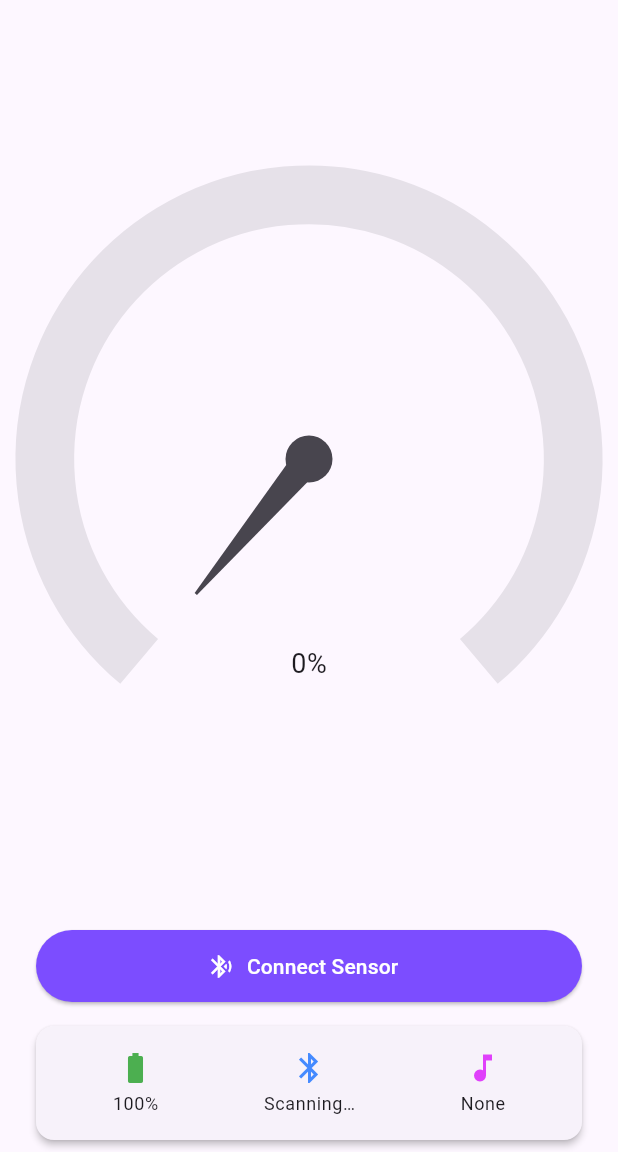
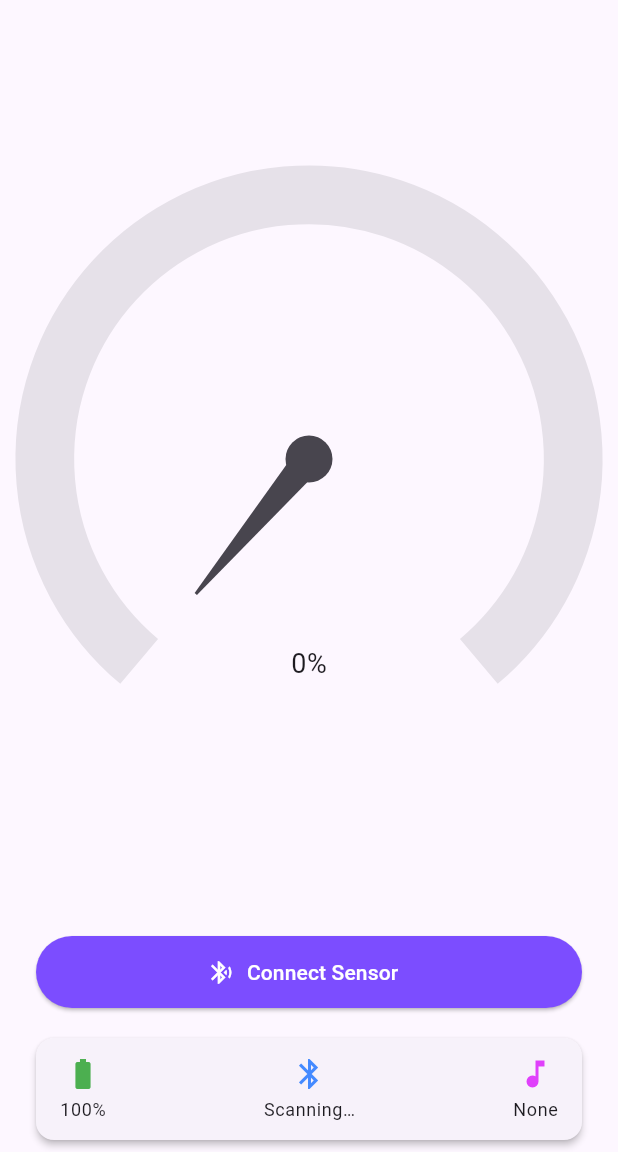
Before and after one commit to aupesbox/revrider, a Flutter app: the screen it shows after launch, after a tap on "Connect Sensor", on a phone screen of 412 x 824 dp, the part 84-1236 px from its top. Run offline on Flutter 3.47's test engine with Material 3 defaults, Android fonts, the phone set to English and light mode, and no system bars; drawn by our look-alikes of syncfusion_flutter_gauges; our stand-ins replace just_audio, lottie, permission_handler, shared_preferences; missing offline and left inert: flutter_reactive_ble, purchases_flutter.

Commit message:
from lenovo on 6 july

```diff
--- a/lib/main.dart
+++ b/lib/main.dart
@@ -3,12 +3,13 @@
 import 'package:flutter/material.dart';
 import 'package:provider/provider.dart';
 import 'package:purchases_flutter/purchases_flutter.dart';
-import 'package:revrider/utils/themes.dart';
 
+import 'utils/themes.dart';
 import 'providers/theme_provider.dart';
 import 'providers/purchase_provider.dart';
 import 'providers/app_state.dart';
 import 'services/ble_manager.dart';
+import 'ui/splash_screen.dart';
 import 'ui/home_screen.dart';
 
 void main() async {
@@ -28,12 +29,15 @@ void main() async {
     MultiProvider(
       providers: [
         // Theme must come first so every screen can read it
-        ChangeNotifierProvider<ThemeProvider>.value(
-          value: themeProvider,
-        ),
+        ChangeNotifierProvider<ThemeProvider>.value(value: themeProvider),
 
+        // BLE manager
         Provider(create: (_) => BleManager()),
+
+        // In-app purchase state
         ChangeNotifierProvider(create: (_) => PurchaseProvider()),
+
+        // AppState (needs BleManager & PurchaseProvider)
         ChangeNotifierProvider(
           create: (ctx) => AppState(ctx.read<BleManager>()),
         ),
@@ -56,7 +60,12 @@ class RevRiderApp extends StatelessWidget {
       theme: AppThemes.lightTheme,
       darkTheme: AppThemes.darkTheme,
       themeMode: themeMode,
-      home: const HomeScreen(),
+      // Start at the splash screen, which will auto-navigate to HomeScreen
+      home: const SplashScreen(),
+      routes: {
+        // Named route in case you need to push directly:
+        '/home': (_) => const HomeScreen(),
+      },
     );
   }
 }
--- a/lib/providers/app_state.dart
+++ b/lib/providers/app_state.dart
@@ -1,5 +1,3 @@
-// lib/providers/app_state.dart
-
 import 'dart:io';
 import 'package:flutter/foundation.dart';
 import 'package:permission_handler/permission_handler.dart';
@@ -8,24 +6,40 @@ import '../services/ble_manager.dart';
 import '../services/audio_manager.dart';
 
 class AppState extends ChangeNotifier {
-  AppState(this._ble) { _init(); }
+  AppState(this._ble) {
+    _init();
+  }
 
   final BleManager _ble;
   final AudioManager audio = AudioManager();
 
+  // Premium flag
   bool isPremium = false;
-  void setPremium(bool v) { isPremium = v; notifyListeners(); }
+  void setPremium(bool v) {
+    isPremium = v;
+    notifyListeners();
+  }
 
-  int throttle = 0, battery = 100;
+  // Connection & device info
   BleConnectionStatus connState = BleConnectionStatus.disconnected;
+  String? connectedDeviceName;
+
+  // Sensor data
+  int throttle = 0;
+  int battery  = 100;
+
+  // Music
   String? currentTrack;
 
+  /// Request runtime permissions (Android) then start scan
   Future<void> connectDevice() async {
     if (Platform.isAndroid) {
-      await [ Permission.bluetoothScan, Permission.bluetoothConnect, Permission.locationWhenInUse ]
-          .request();
+      await [
+        Permission.bluetoothScan,
+        Permission.bluetoothConnect,
+        Permission.locationWhenInUse,
+      ].request();
     }
-    // start scan & connection sequence
     await _ble.startScan();
   }
 
@@ -34,39 +48,56 @@ class AppState extends ChangeNotifier {
   }
 
   Future<void> _init() async {
-    // 1️⃣ Audio preload
-    await audio.init();
+    // 1️⃣ Audio engine
+    try {
+      await audio.init();
+      await audio.play();
+    } catch (e, st) {
+      debugPrint('Audio init/play failed: $e\n$st');
+    }
 
-    // 2️⃣ BLE state handling
+    // 2️⃣ BLE streams
     _ble.connectionStateStream.listen((status) {
       connState = status;
+
+      // capture device name when discovered
+      if (status == BleConnectionStatus.discovered) {
+        connectedDeviceName = _ble.deviceName;
+      }
+      // clear on full disconnect
+      if (status == BleConnectionStatus.disconnected) {
+        connectedDeviceName = null;
+      }
+
       notifyListeners();
 
-      if (status == BleConnectionStatus.connected) {
-        // ❶ play the “start” sound once…
-        audio.playStart();
-      } else if (status == BleConnectionStatus.disconnected) {
-        // optionally stop/pause audio loops?
+      // auto-connect on discovery
+      if (status == BleConnectionStatus.discovered) {
+        _ble.connect().catchError((e) {
+          debugPrint('BLE connect error: $e');
+        });
       }
-    });
+    }, onError: (e) => debugPrint('BLE status error: $e'));
 
-    // 3️⃣ Throttle updates
-    _ble.throttleStream.listen((val) {
-      throttle = val.clamp(0,100);
+    _ble.throttleStream.listen((value) {
+      throttle = value.clamp(0, 100);
       audio.updateThrottle(throttle.toDouble());
       notifyListeners();
-    });
-
-    // 4️⃣ Begin scanning in production mode
-    await connectDevice();
+    }, onError: (e) => debugPrint('BLE throttle error: $e'));
   }
 
   Future<bool> calibrateThrottle() async {
-    return await _ble.calibrateZero().then((_) => true).catchError((_) => false);
+    try {
+      await _ble.calibrateZero();
+      return true;
+    } catch (e) {
+      debugPrint('Calibration failed: $e');
+      return false;
+    }
   }
 
-  void setCurrentTrack(String? t) {
-    currentTrack = t;
+  void setCurrentTrack(String? track) {
+    currentTrack = track;
     notifyListeners();
   }
 
--- a/lib/services/ble_manager.dart
+++ b/lib/services/ble_manager.dart
@@ -1,8 +1,7 @@
-// lib/services/ble_manager.dart
-
 import 'dart:async';
 import 'package:flutter_reactive_ble/flutter_reactive_ble.dart';
 
+/// Simplified BLE states for your app
 enum BleConnectionStatus {
   disconnected,
   scanning,
@@ -14,24 +13,32 @@ enum BleConnectionStatus {
 class BleManager {
   final FlutterReactiveBle _ble;
 
+  /// UUIDs must match your ESP32 firmware
   final Uuid _serviceUuid      = Uuid.parse("12345678-1234-5678-1234-56789abcdef0");
   final Uuid _throttleCharUuid = Uuid.parse("12345678-1234-5678-1234-56789abcdef1");
   final Uuid _calibCharUuid    = Uuid.parse("12345678-1234-5678-1234-56789abcdef2");
 
+  // Exposed streams
   final _connStatusCtrl = StreamController<BleConnectionStatus>.broadcast();
   Stream<BleConnectionStatus> get connectionStateStream => _connStatusCtrl.stream;
 
   final _throttleCtrl = StreamController<int>.broadcast();
   Stream<int> get throttleStream => _throttleCtrl.stream;
 
+  // Internals
   StreamSubscription<DiscoveredDevice>?      _scanSub;
   StreamSubscription<ConnectionStateUpdate>? _connSub;
   QualifiedCharacteristic?                   _throttleChar;
   QualifiedCharacteristic?                   _calibChar;
   String?                                    _deviceId;
+  String?                                    _deviceName;
 
   BleManager([FlutterReactiveBle? ble]) : _ble = ble ?? FlutterReactiveBle();
 
+  /// Last discovered device name
+  String? get deviceName => _deviceName;
+
+  /// Start scanning for RevRiderSensor / aupesbox
   Future<void> startScan() async {
     _connStatusCtrl.add(BleConnectionStatus.scanning);
     await _scanSub?.cancel();
@@ -40,7 +47,8 @@ class BleManager {
         .scanForDevices(withServices: [_serviceUuid])
         .listen((device) {
       if (device.name == "aupesbox" || device.name == "RevRiderSensor") {
-        _deviceId = device.id;
+        _deviceId   = device.id;
+        _deviceName = device.name;
         _connStatusCtrl.add(BleConnectionStatus.discovered);
         _scanSub?.cancel();
         _prepareConnection();
@@ -64,6 +72,7 @@ class BleManager {
     connect();
   }
 
+  /// Connect + subscribe to throttle notifications
   Future<void> connect() async {
     _connStatusCtrl.add(BleConnectionStatus.connecting);
     await _connSub?.cancel();
@@ -76,7 +85,6 @@ class BleManager {
         .listen((update) {
       if (update.connectionState == DeviceConnectionState.connected) {
         _connStatusCtrl.add(BleConnectionStatus.connected);
-
         // subscribe to throttle
         _ble
             .subscribeToCharacteristic(_throttleChar!)
@@ -91,16 +99,17 @@ class BleManager {
     });
   }
 
-  /// Cancels the connection subscription (reactive_ble will tear down the link)
+  /// Disconnect by cancelling the connection subscription
   Future<void> disconnect() async {
     await _connSub?.cancel();
     _connSub = null;
     _connStatusCtrl.add(BleConnectionStatus.disconnected);
   }
 
+  /// Send “zero-throttle” command
   Future<void> calibrateZero() async {
     if (_calibChar == null) {
-      throw StateError("Not connected");
+      throw StateError("Not connected to device");
     }
     await _ble.writeCharacteristicWithoutResponse(
       _calibChar!,
@@ -108,6 +117,7 @@ class BleManager {
     );
   }
 
+  /// Clean up
   void dispose() {
     _scanSub?.cancel();
     _connSub?.cancel();
--- a/lib/ui/home_screen.dart
+++ b/lib/ui/home_screen.dart
@@ -1,7 +1,6 @@
-// lib/ui/home_screen.dart
-
 import 'package:flutter/material.dart';
 import 'package:provider/provider.dart';
+
 import '../providers/app_state.dart';
 import '../services/ble_manager.dart';
 import 'app_scaffold.dart';
@@ -12,24 +11,26 @@ import 'twin_throttle_gauge.dart';
 
 class HomeScreen extends StatelessWidget {
   const HomeScreen({super.key});
+
   @override
   Widget build(BuildContext context) {
     final state = context.watch<AppState>();
 
-    // connection label
     final connLabel = {
       BleConnectionStatus.disconnected: 'Disconnected',
       BleConnectionStatus.scanning:     'Scanning…',
-      BleConnectionStatus.discovered:   'Found device',
+      BleConnectionStatus.discovered:   'Discovered',
       BleConnectionStatus.connecting:   'Connecting…',
       BleConnectionStatus.connected:    'Connected',
     }[state.connState]!;
+
+    final isConnected = state.connState == BleConnectionStatus.connected;
 
     return AppScaffold(
       title: 'RevRider',
       child: Column(
         children: [
-          // 🔧 Gauges
+          // 1) Real-time Throttle Gauges
           Expanded(
             child: PageView(
               children: [
@@ -41,51 +42,63 @@ class HomeScreen extends StatelessWidget {
             ),
           ),
 
-          // 🔗 Connect / Disconnect
+          // 2) Connect / Disconnect button
           Padding(
-            padding: const EdgeInsets.symmetric(horizontal: 24, vertical: 8),
+            padding: const EdgeInsets.symmetric(vertical: 12, horizontal: 24),
             child: ElevatedButton.icon(
-              icon: Icon(state.connState == BleConnectionStatus.connected
+              icon: Icon(isConnected
                   ? Icons.bluetooth_disabled
                   : Icons.bluetooth_searching),
-              label: Text(state.connState == BleConnectionStatus.connected
+              label: Text(isConnected
                   ? 'Disconnect Sensor'
                   : 'Connect Sensor'),
+              style: ElevatedButton.styleFrom(minimumSize: const Size.fromHeight(48)),
               onPressed: () {
-                if (state.connState == BleConnectionStatus.connected) {
+                if (isConnected) {
                   context.read<AppState>().disconnectDevice();
                 } else {
                   context.read<AppState>().connectDevice();
                 }
               },
-              style: ElevatedButton.styleFrom(minimumSize: const Size.fromHeight(48)),
             ),
           ),
 
-          // ℹ️ Info card: battery | connection | now playing
+          // 3) Info Bar: Battery | Connection + Device | Now Playing
           Card(
             margin: const EdgeInsets.symmetric(horizontal: 24, vertical: 8),
             shape: RoundedRectangleBorder(borderRadius: BorderRadius.circular(12)),
             elevation: 2,
             child: Padding(
-              padding: const EdgeInsets.all(16),
+              padding: const EdgeInsets.symmetric(vertical: 12, horizontal: 16),
               child: Row(
-                mainAxisAlignment: MainAxisAlignment.spaceAround,
+                mainAxisAlignment: MainAxisAlignment.spaceBetween,
                 children: [
+                  // Battery
                   Column(
                     children: [
                       const Icon(Icons.battery_full, color: Colors.green),
                       const SizedBox(height: 4),
-                      Text('${state.battery}%', style: Theme.of(context).textTheme.bodySmall),
+                      Text('${state.battery}%',
+                          style: Theme.of(context).textTheme.bodySmall),
                     ],
                   ),
+
+                  // Connection + Device
                   Column(
                     children: [
                       const Icon(Icons.bluetooth, color: Colors.blueAccent),
                       const SizedBox(height: 4),
-                      Text(connLabel, style: Theme.of(context).textTheme.bodySmall),
+                      Text(
+                        state.connectedDeviceName != null
+                            ? '$connLabel to ${state.connectedDeviceName}'
+                            : connLabel,
+                        style: Theme.of(context).textTheme.bodySmall,
+                        overflow: TextOverflow.ellipsis,
+                      ),
                     ],
                   ),
+
+                  // Now Playing
                   Column(
                     children: [
                       const Icon(Icons.music_note, color: Colors.purpleAccent),
--- /dev/null
+++ b/lib/ui/splash_screen.dart
@@ -0,0 +1,61 @@
+import 'package:flutter/material.dart';
+import 'package:lottie/lottie.dart';
+import 'home_screen.dart';
+
+class SplashScreen extends StatefulWidget {
+  const SplashScreen({Key? key}) : super(key: key);
+  @override
+  _SplashScreenState createState() => _SplashScreenState();
+}
+
+class _SplashScreenState extends State<SplashScreen>
+    with SingleTickerProviderStateMixin {
+  late final AnimationController _fadeController;
+  late final Animation<double> _fadeAnim;
+
+  @override
+  void initState() {
+    super.initState();
+    // fade controller for fade-out
+    _fadeController = AnimationController(
+      vsync: this,
+      duration: const Duration(milliseconds: 800),
+    );
+    _fadeAnim = Tween(begin: 1.0, end: 0.0).animate(
+      CurvedAnimation(parent: _fadeController, curve: Curves.easeOut),
+    );
+
+    // after 3s, fade out then navigate
+    Future.delayed(const Duration(seconds: 3), () async {
+      await _fadeController.forward();
+      if (!mounted) return;
+      Navigator.of(context).pushReplacement(
+        MaterialPageRoute(builder: (_) => const HomeScreen()),
+      );
+    });
+  }
+
+  @override
+  void dispose() {
+    _fadeController.dispose();
+    super.dispose();
+  }
+
+  @override
+  Widget build(BuildContext context) {
+    return FadeTransition(
+      opacity: _fadeAnim,
+      child: Scaffold(
+        backgroundColor: Colors.black,
+        body: Center(
+          child: Lottie.asset(
+            'assets/lottie/splash.json',
+            width: 250,
+            height: 250,
+            fit: BoxFit.contain,
+          ),
+        ),
+      ),
+    );
+  }
+}
--- a/pubspec.yaml
+++ b/pubspec.yaml
@@ -13,7 +13,7 @@ dependencies:
 # pubspec.yaml
 
   permission_handler: ^12.0.1
-
+  lottie: ^2.2.0
   # BLE
   flutter_reactive_ble: ^5.0.2
 
@@ -65,6 +65,7 @@ flutter:
     - assets/sounds/default/high.mp3
     - assets/sounds/default/cutoff.mp3
     - assets/music/demo_song.mp3
+    - assets/lottie/splash.json
     # - assets/sounds/sport/idle.mp3
     # - assets/sounds/sport/mid.mp3
     # - assets/sounds/sport/high.mp3
```
Also changed, not shown: pubspec.lock.
